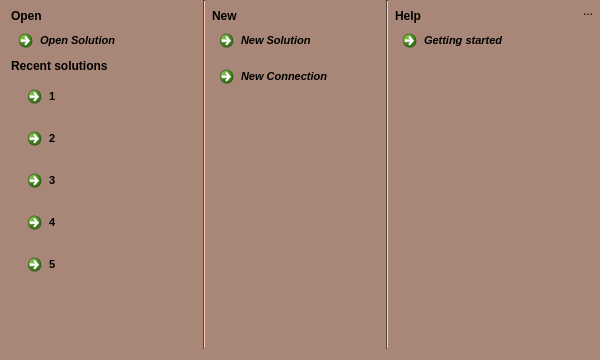
The window that src/gui/MainWindowButtonDialog.ui (fritzone/ddm) describes before a commit, drawn with Qt 5.
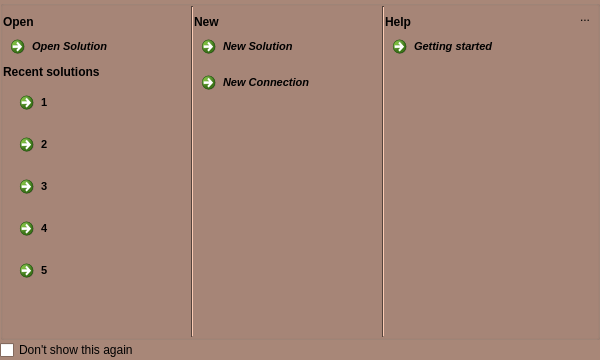
The same window after the commit. Icons and pictures are not drawn.

Patch:
```diff
--- a/src/gui/MainWindowButtonDialog.ui
+++ b/src/gui/MainWindowButtonDialog.ui
@@ -443,11 +443,11 @@
   <property name="modal">
    <bool>true</bool>
   </property>
-  <layout class="QHBoxLayout" name="horizontalLayout_2">
-   <property name="topMargin">
+  <layout class="QVBoxLayout" name="verticalLayout_6">
+   <property name="spacing">
     <number>0</number>
    </property>
-   <property name="rightMargin">
+   <property name="margin">
     <number>0</number>
    </property>
    <item>
@@ -456,6 +456,24 @@
       <property name="margin">
        <number>0</number>
       </property>
+     </layout>
+    </widget>
+   </item>
+   <item>
+    <widget class="QGroupBox" name="groupBox">
+     <property name="title">
+      <string/>
+     </property>
+     <property name="flat">
+      <bool>true</bool>
+     </property>
+     <layout class="QHBoxLayout" name="horizontalLayout_3">
+      <property name="spacing">
+       <number>0</number>
+      </property>
+      <property name="margin">
+       <number>0</number>
+      </property>
       <item>
        <layout class="QVBoxLayout" name="verticalLayout">
         <property name="spacing">
@@ -706,7 +724,7 @@
        </layout>
       </item>
       <item>
-       <widget class="Line" name="line_2">
+       <widget class="Line" name="line">
         <property name="orientation">
          <enum>Qt::Vertical</enum>
         </property>
@@ -806,7 +824,7 @@
        </layout>
       </item>
       <item>
-       <widget class="Line" name="line">
+       <widget class="Line" name="line_2">
         <property name="orientation">
          <enum>Qt::Vertical</enum>
         </property>
@@ -884,22 +902,6 @@
        </layout>
       </item>
       <item>
-       <spacer name="horizontalSpacer">
-        <property name="orientation">
-         <enum>Qt::Horizontal</enum>
-        </property>
-        <property name="sizeHint" stdset="0">
-         <size>
-          <width>40</width>
-          <height>20</height>
-         </size>
-        </property>
-       </spacer>
-      </item>
-     </layout>
-    </widget>
-   </item>
-   <item>
     <layout class="QVBoxLayout" name="verticalLayout_3" stretch="0,0">
      <property name="sizeConstraint">
       <enum>QLayout::SetMinimumSize</enum>
@@ -941,6 +943,16 @@
    </item>
   </layout>
  </widget>
+   </item>
+   <item>
+    <widget class="QCheckBox" name="checkBox">
+     <property name="text">
+      <string>Don't show this again</string>
+     </property>
+    </widget>
+   </item>
+  </layout>
+ </widget>
  <resources>
   <include location="../dbm.qrc"/>
  </resources>
```
Left out of the diff: 17 changed lines with no effect on the pictures. Lines whose indentation alone changed are shown as unchanged.
